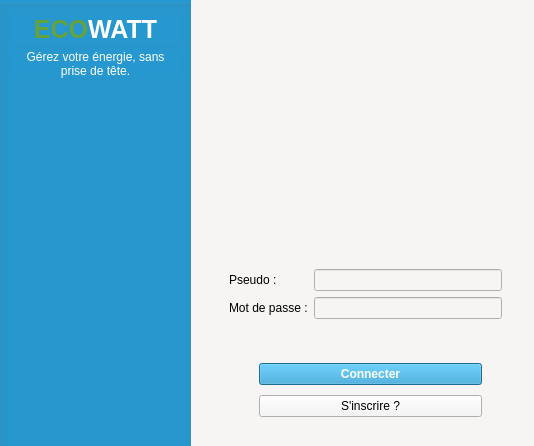
This is app/ui/auth/signIn.ui in Valyfaliana/suiviPersoConsoElec as Qt 5 draws it before an edit. The edited form follows.
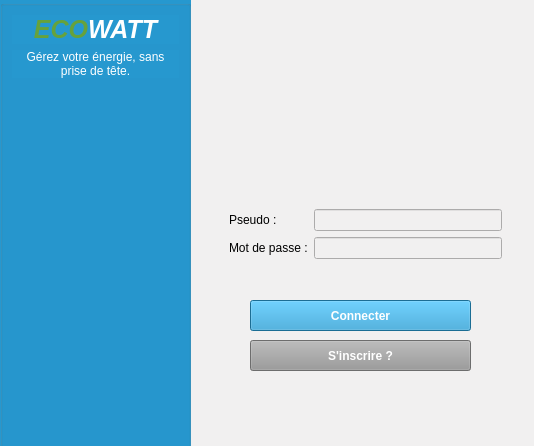
This is the edited form. Icons and pictures are not drawn.

Commit message: [change] interface Inscription

What changed in the file:
```diff
--- a/app/ui/auth/signIn.ui
+++ b/app/ui/auth/signIn.ui
@@ -14,15 +14,14 @@
    <string>Connection</string>
   </property>
   <property name="styleSheet">
-   <string notr="true">background-color: rgb(246, 245, 244);
-color: rgb(255, 255, 255);
+   <string notr="true">background-color: rgb(241, 240, 240);
 color: rgb(0, 0, 0);</string>
   </property>
   <widget class="QFrame" name="formFrame">
    <property name="geometry">
     <rect>
      <x>220</x>
-     <y>260</y>
+     <y>200</y>
      <width>291</width>
      <height>81</height>
     </rect>
@@ -77,7 +76,7 @@
        </font>
       </property>
       <property name="text">
-       <string>&lt;html&gt;&lt;head/&gt;&lt;body&gt;&lt;p&gt;&lt;span style=&quot; color:#66a23c;&quot;&gt;ECO&lt;/span&gt;WATT&lt;/p&gt;&lt;/body&gt;&lt;/html&gt;</string>
+       <string>&lt;html&gt;&lt;head/&gt;&lt;body&gt;&lt;p&gt;&lt;span style=&quot; font-style:italic; color:#66a23c;&quot;&gt;ECO&lt;/span&gt;&lt;span style=&quot; font-style:italic;&quot;&gt;WATT&lt;/span&gt;&lt;/p&gt;&lt;/body&gt;&lt;/html&gt;</string>
       </property>
       <property name="alignment">
        <set>Qt::AlignmentFlag::AlignCenter</set>
@@ -116,7 +115,7 @@
    <property name="geometry">
     <rect>
      <x>290</x>
-     <y>40</y>
+     <y>0</y>
      <width>151</width>
      <height>151</height>
     </rect>
@@ -131,18 +130,15 @@
     <bool>true</bool>
    </property>
   </widget>
-  <widget class="QFrame" name="groupBtn">
-   <property name="geometry">
-    <rect>
-     <x>250</x>
-     <y>350</y>
-     <width>241</width>
-     <height>81</height>
-    </rect>
-   </property>
-   <layout class="QVBoxLayout" name="verticalLayout_2">
-    <item>
      <widget class="QPushButton" name="btnConnection">
+   <property name="geometry">
+    <rect>
+     <x>250</x>
+     <y>300</y>
+     <width>221</width>
+     <height>31</height>
+    </rect>
+   </property>
       <property name="font">
        <font>
         <bold>true</bold>
@@ -156,15 +152,27 @@
        <string>Connecter</string>
       </property>
      </widget>
-    </item>
-    <item>
      <widget class="QPushButton" name="btnInscription">
+   <property name="geometry">
+    <rect>
+     <x>250</x>
+     <y>340</y>
+     <width>221</width>
+     <height>31</height>
+    </rect>
+   </property>
+   <property name="font">
+    <font>
+     <bold>true</bold>
+    </font>
+   </property>
+   <property name="styleSheet">
+    <string notr="true">background-color: rgb(153, 153, 153);
+color: rgb(255, 255, 255);</string>
+   </property>
       <property name="text">
        <string>S'inscrire ?</string>
       </property>
-     </widget>
-    </item>
-   </layout>
   </widget>
  </widget>
  <resources>
```
Lines whose indentation alone changed are shown as unchanged. The commit also changes 3 other files.
